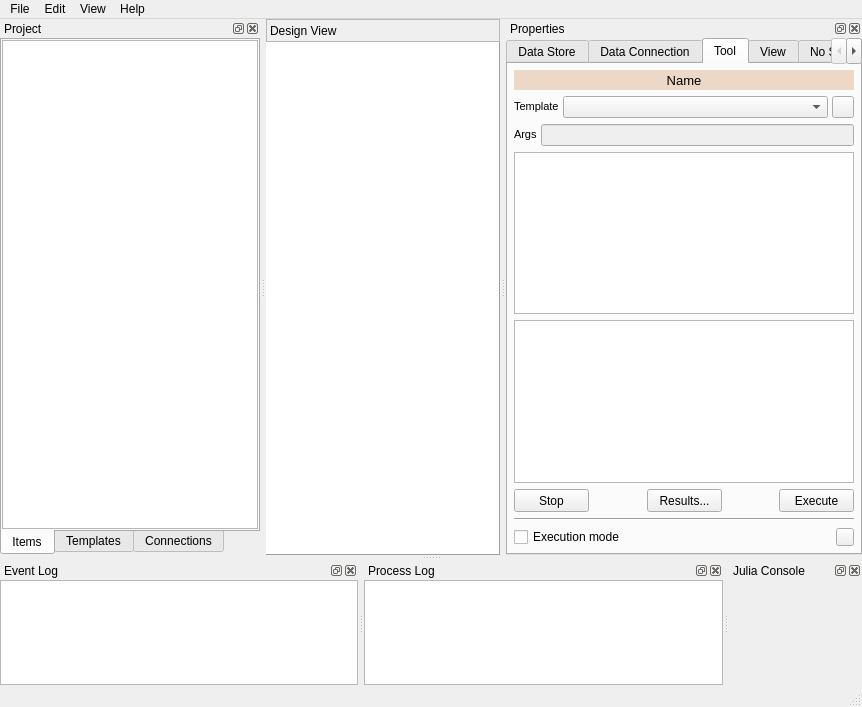
This is spinetoolbox/ui/mainwindow.ui in spine-tools/Spine-Toolbox as Qt 5 draws it before an edit. The edited form follows.
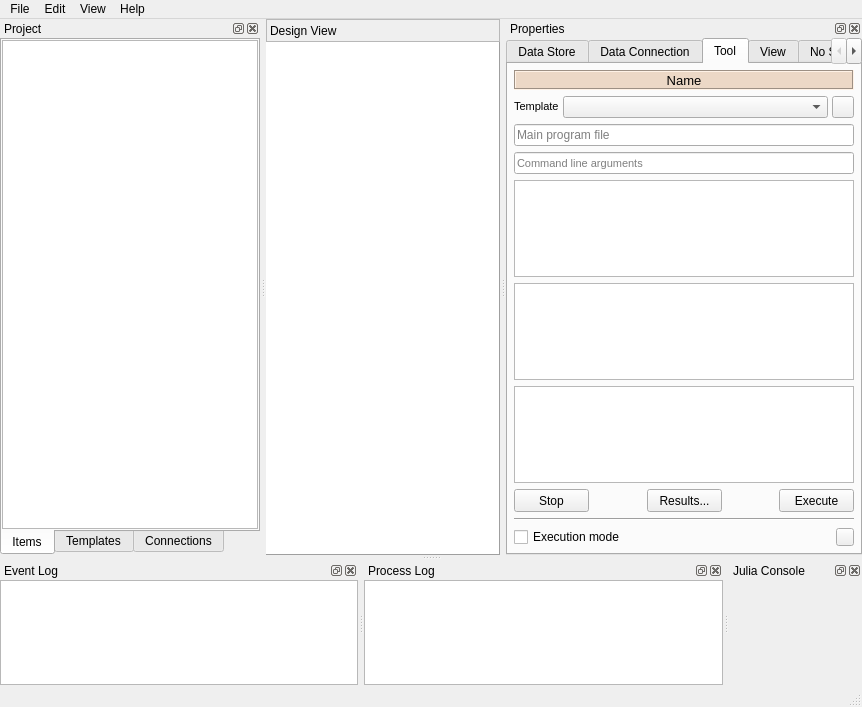
This is the edited form. The open tabs and pages were chosen to show the change. Icons and pictures are not drawn. Custom widgets are drawn as their Qt base class.

Commit message: Updates to issues #206, #209, and #210. Support for optional input files (with wildcards) has been enabled. Lots of small UI improvements. Tool properties window redone.

```diff
--- a/spinetoolbox/ui/mainwindow.ui
+++ b/spinetoolbox/ui/mainwindow.ui
@@ -1593,6 +1593,12 @@
            <property name="styleSheet">
             <string notr="true">background-color: #ecd8c6;</string>
            </property>
+           <property name="frameShape">
+            <enum>QFrame::Box</enum>
+           </property>
+           <property name="frameShadow">
+            <enum>QFrame::Sunken</enum>
+           </property>
            <property name="text">
             <string>Name</string>
            </property>
@@ -1681,32 +1687,31 @@
           </layout>
          </item>
          <item>
-          <layout class="QHBoxLayout" name="horizontalLayout_10">
-           <property name="spacing">
-            <number>4</number>
+          <widget class="QLineEdit" name="lineEdit_main_program">
+           <property name="enabled">
+            <bool>true</bool>
            </property>
-           <item>
-            <widget class="QLabel" name="label_tool_args">
-             <property name="sizePolicy">
-              <sizepolicy hsizetype="Fixed" vsizetype="Fixed">
-               <horstretch>0</horstretch>
-               <verstretch>0</verstretch>
-              </sizepolicy>
-             </property>
-             <property name="font">
-              <font>
-               <pointsize>8</pointsize>
-              </font>
-             </property>
-             <property name="text">
-              <string>Args</string>
+           <property name="cursor">
+            <cursorShape>ArrowCursor</cursorShape>
+           </property>
+           <property name="focusPolicy">
+            <enum>Qt::NoFocus</enum>
+           </property>
+           <property name="toolTip">
+            <string>&lt;html&gt;&lt;head/&gt;&lt;body&gt;&lt;p&gt;Tool template main program file. Edit Tool template to change this.&lt;/p&gt;&lt;/body&gt;&lt;/html&gt;</string>
+           </property>
+           <property name="readOnly">
+            <bool>true</bool>
+           </property>
+           <property name="placeholderText">
+            <string>Main program file</string>
              </property>
             </widget>
            </item>
            <item>
             <widget class="QLineEdit" name="lineEdit_tool_args">
              <property name="enabled">
-              <bool>false</bool>
+            <bool>true</bool>
              </property>
              <property name="font">
               <font>
@@ -1725,9 +1730,10 @@
              <property name="readOnly">
               <bool>true</bool>
              </property>
-            </widget>
-           </item>
-          </layout>
+           <property name="placeholderText">
+            <string>Command line arguments</string>
+           </property>
+          </widget>
          </item>
          <item>
           <widget class="QTreeView" name="treeView_input_files">
@@ -1745,6 +1751,39 @@
            <property name="toolTip">
             <string>&lt;html&gt;&lt;head/&gt;&lt;body&gt;&lt;p&gt;Files and directories the Tool template requires in order to run. Edit Tool template to modify these.&lt;/p&gt;&lt;/body&gt;&lt;/html&gt;</string>
            </property>
+           <property name="selectionMode">
+            <enum>QAbstractItemView::NoSelection</enum>
+           </property>
+           <property name="selectionBehavior">
+            <enum>QAbstractItemView::SelectRows</enum>
+           </property>
+           <property name="verticalScrollMode">
+            <enum>QAbstractItemView::ScrollPerPixel</enum>
+           </property>
+           <property name="indentation">
+            <number>5</number>
+           </property>
+           <property name="uniformRowHeights">
+            <bool>true</bool>
+           </property>
+          </widget>
+         </item>
+         <item>
+          <widget class="QTreeView" name="treeView_opt_input_files">
+           <property name="font">
+            <font>
+             <pointsize>8</pointsize>
+            </font>
+           </property>
+           <property name="focusPolicy">
+            <enum>Qt::NoFocus</enum>
+           </property>
+           <property name="toolTip">
+            <string>&lt;html&gt;&lt;head/&gt;&lt;body&gt;&lt;p&gt;Optional files. Edit Tool template to modify these.&lt;/p&gt;&lt;/body&gt;&lt;/html&gt;</string>
+           </property>
+           <property name="selectionMode">
+            <enum>QAbstractItemView::NoSelection</enum>
+           </property>
            <property name="verticalScrollMode">
             <enum>QAbstractItemView::ScrollPerPixel</enum>
            </property>
```
Left out of the diff: 28 changed lines with no effect on the pictures. Lines whose indentation alone changed are shown as unchanged. The commit also changes 12 other files.
